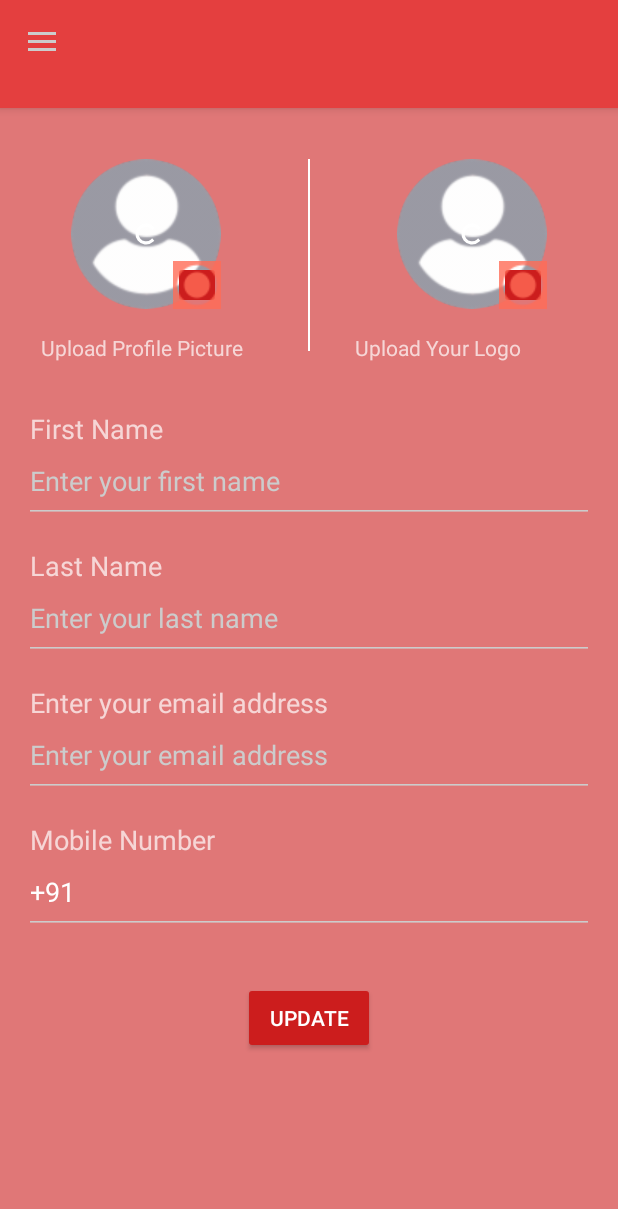
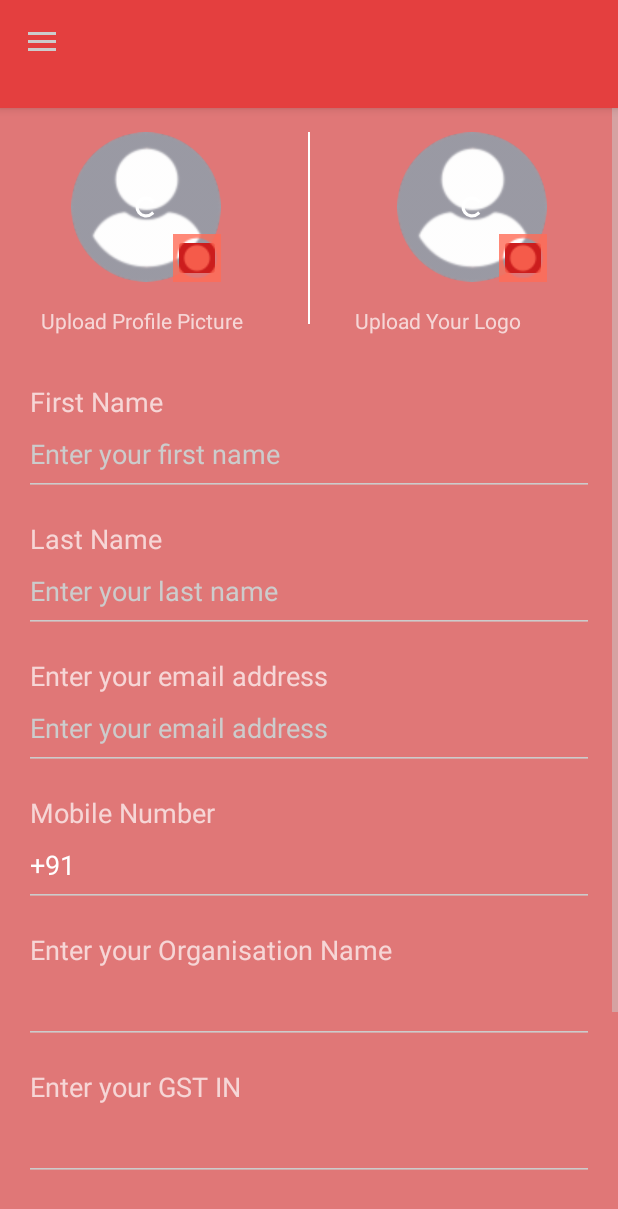
Before and after one commit to Barunzs/MyBills, an Android app: the fragment EditProfileFragment placed in its activity, on a phone screen of 412 x 824 dp. Shown: the top 1209 px of the screen. Run offline under Robolectric (Android 15) with nearby library versions, the phone set to English and light mode, and no system bars; our stand-ins replace CircleImageView, Firebase (no records; nobody signed in at launch, a user with empty details on screens opened directly), Picasso; pictures from the network do not load.

Commit message:
Changes In EditProfile

```diff
--- a/app/src/main/res/layout/fragment_editprofile.xml
+++ b/app/src/main/res/layout/fragment_editprofile.xml
@@ -265,9 +265,96 @@
                     android:paddingBottom="16dp"
                     android:text="+91" />
 
+            </LinearLayout>
 
+            <LinearLayout
+                android:layout_width="match_parent"
+                android:layout_height="match_parent"
+                android:layout_marginEnd="16dp"
+                android:layout_marginLeft="16dp"
+                android:layout_marginRight="16dp"
+                android:layout_marginStart="16dp"
+                android:orientation="vertical">
 
+                <TextView
+                    android:id="@+id/organisation"
+                    android:layout_width="match_parent"
+                    android:layout_height="wrap_content"
+                    android:layout_marginLeft="4dp"
+                    android:text="Enter your Organisation Name"
+                    android:textAppearance="@style/TextAppearance.AppCompat.Medium" />
 
+                <EditText
+                    android:id="@+id/organisationEditText"
+                    android:layout_width="match_parent"
+                    android:layout_height="wrap_content"
+                    android:clickable="false"
+                    android:ems="10"
+                    android:focusable="false"
+                    android:focusableInTouchMode="false"
+                    android:inputType="text"
+                    android:paddingBottom="16dp"
+                    />
+
+            </LinearLayout>
+            <LinearLayout
+                android:layout_width="match_parent"
+                android:layout_height="match_parent"
+                android:layout_marginEnd="16dp"
+                android:layout_marginLeft="16dp"
+                android:layout_marginRight="16dp"
+                android:layout_marginStart="16dp"
+                android:orientation="vertical">
+
+                <TextView
+                    android:id="@+id/gst"
+                    android:layout_width="match_parent"
+                    android:layout_height="wrap_content"
+                    android:layout_marginLeft="4dp"
+                    android:text="Enter your GST IN"
+                    android:textAppearance="@style/TextAppearance.AppCompat.Medium" />
+
+                <EditText
+                    android:id="@+id/gstEditText"
+                    android:layout_width="match_parent"
+                    android:layout_height="wrap_content"
+                    android:clickable="false"
+                    android:ems="10"
+                    android:focusable="false"
+                    android:focusableInTouchMode="false"
+                    android:inputType="text"
+                    android:paddingBottom="16dp"
+                    />
+
+            </LinearLayout>
+            <LinearLayout
+                android:layout_width="match_parent"
+                android:layout_height="match_parent"
+                android:layout_marginEnd="16dp"
+                android:layout_marginLeft="16dp"
+                android:layout_marginRight="16dp"
+                android:layout_marginStart="16dp"
+                android:orientation="vertical">
+
+                <TextView
+                    android:id="@+id/address"
+                    android:layout_width="match_parent"
+                    android:layout_height="wrap_content"
+                    android:layout_marginLeft="4dp"
+                    android:text="Enter your Address"
+                    android:textAppearance="@style/TextAppearance.AppCompat.Medium" />
+
+                <EditText
+                    android:id="@+id/addressEditText"
+                    android:layout_width="match_parent"
+                    android:layout_height="wrap_content"
+                    android:clickable="false"
+                    android:ems="10"
+                    android:focusable="false"
+                    android:focusableInTouchMode="false"
+                    android:inputType="text"
+                    android:paddingBottom="16dp"
+                    />
 
             </LinearLayout>
 
```
